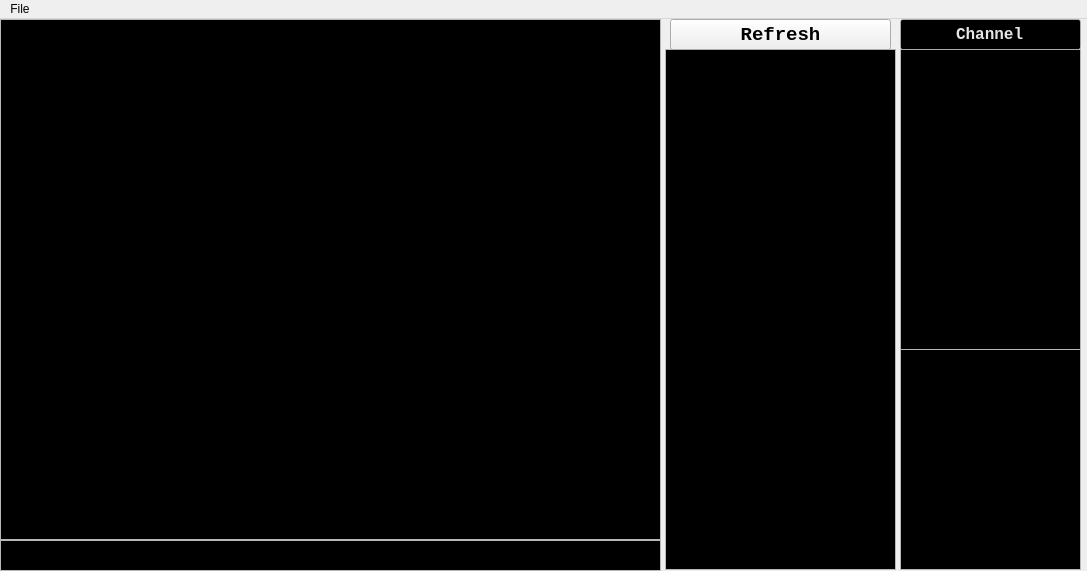
Old version of the form source/MainGUI.ui in the repository jouven/gproxy-ghostgraz.
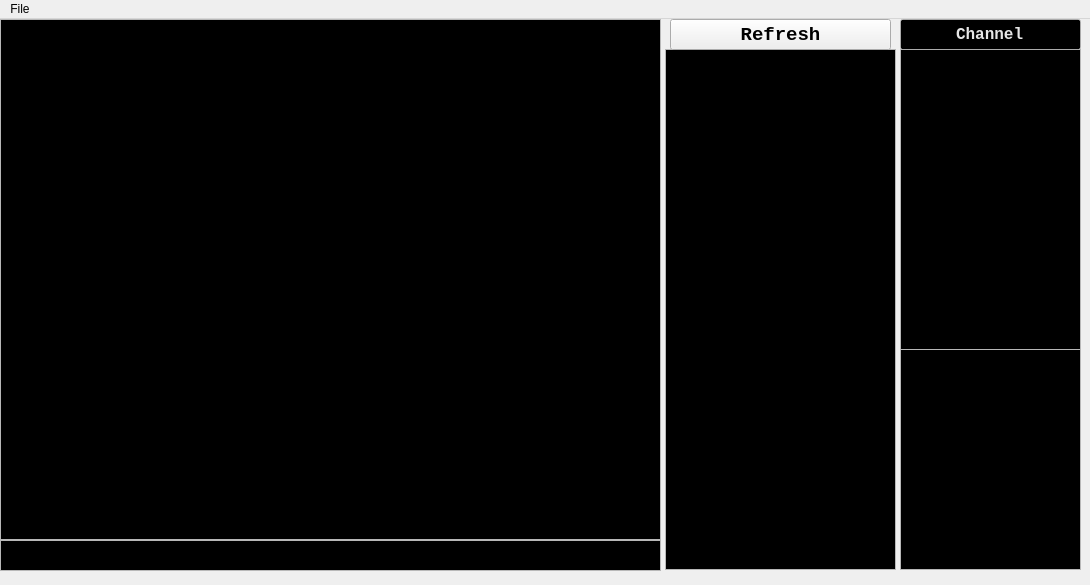
New version of the form. Icons and pictures are not drawn. Custom widgets are drawn as their Qt base class.

```diff
--- a/source/MainGUI.ui
+++ b/source/MainGUI.ui
@@ -6,8 +6,8 @@
    <rect>
     <x>0</x>
     <y>0</y>
-    <width>1087</width>
-    <height>571</height>
+    <width>1090</width>
+    <height>585</height>
    </rect>
   </property>
   <property name="minimumSize">
@@ -307,7 +307,7 @@
     <rect>
      <x>0</x>
      <y>0</y>
-     <width>1087</width>
+     <width>1090</width>
      <height>21</height>
     </rect>
    </property>
```
Left out of the diff: 4 changed lines with no effect on the pictures.
